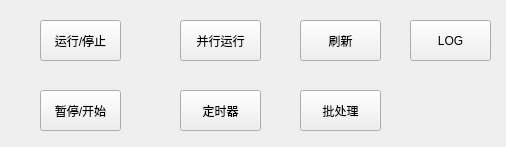
This is src/Contorl/ContorlButtonBar.ui in BeQuiet1228/FreeCAD as Qt 5 draws it before an edit. The edited form follows.
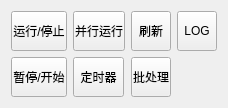
This is the edited form. Icons and pictures are not drawn.

```diff
--- a/src/Contorl/ContorlButtonBar.ui
+++ b/src/Contorl/ContorlButtonBar.ui
@@ -6,22 +6,16 @@
    <rect>
     <x>0</x>
     <y>0</y>
-    <width>506</width>
-    <height>147</height>
+    <width>228</width>
+    <height>104</height>
    </rect>
   </property>
   <property name="windowTitle">
    <string>Form</string>
   </property>
+  <layout class="QGridLayout" name="gridLayout">
+   <item row="0" column="0">
   <widget class="QToolButton" name="toolButtonRun">
-   <property name="geometry">
-    <rect>
-     <x>40</x>
-     <y>20</y>
-     <width>81</width>
-     <height>41</height>
-    </rect>
-   </property>
    <property name="minimumSize">
     <size>
      <width>40</width>
@@ -31,35 +25,14 @@
    <property name="text">
     <string>运行/停止</string>
    </property>
-  </widget>
-  <widget class="QToolButton" name="toolButtonPause">
-   <property name="geometry">
-    <rect>
-     <x>40</x>
-     <y>90</y>
-     <width>81</width>
-     <height>41</height>
-    </rect>
-   </property>
-   <property name="minimumSize">
-    <size>
-     <width>40</width>
-     <height>40</height>
-    </size>
-   </property>
-   <property name="text">
-    <string>暂停/开始</string>
-   </property>
-  </widget>
+     <property name="icon">
+      <iconset resource="Contorl.qrc">
+       <normaloff>:/icon/run.svg</normaloff>:/icon/run.svg</iconset>
+     </property>
+    </widget>
+   </item>
+   <item row="0" column="1">
   <widget class="QToolButton" name="toolButtonParalleRun">
-   <property name="geometry">
-    <rect>
-     <x>180</x>
-     <y>20</y>
-     <width>81</width>
-     <height>41</height>
-    </rect>
-   </property>
    <property name="minimumSize">
     <size>
      <width>40</width>
@@ -69,16 +42,14 @@
    <property name="text">
     <string>并行运行</string>
    </property>
-  </widget>
+     <property name="icon">
+      <iconset resource="Contorl.qrc">
+       <normaloff>:/icon/muti-run.svg</normaloff>:/icon/muti-run.svg</iconset>
+     </property>
+    </widget>
+   </item>
+   <item row="0" column="2">
   <widget class="QToolButton" name="toolButtonRefreash">
-   <property name="geometry">
-    <rect>
-     <x>300</x>
-     <y>20</y>
-     <width>81</width>
-     <height>41</height>
-    </rect>
-   </property>
    <property name="minimumSize">
     <size>
      <width>40</width>
@@ -88,35 +59,14 @@
    <property name="text">
     <string>刷新</string>
    </property>
-  </widget>
-  <widget class="QToolButton" name="toolButton">
-   <property name="geometry">
-    <rect>
-     <x>300</x>
-     <y>90</y>
-     <width>81</width>
-     <height>41</height>
-    </rect>
-   </property>
-   <property name="minimumSize">
-    <size>
-     <width>40</width>
-     <height>40</height>
-    </size>
-   </property>
-   <property name="text">
-    <string>批处理</string>
-   </property>
-  </widget>
+     <property name="icon">
+      <iconset resource="Contorl.qrc">
+       <normaloff>:/icon/refresh.svg</normaloff>:/icon/refresh.svg</iconset>
+     </property>
+    </widget>
+   </item>
+   <item row="0" column="3">
   <widget class="QToolButton" name="toolButtonLOG">
-   <property name="geometry">
-    <rect>
-     <x>410</x>
-     <y>20</y>
-     <width>81</width>
-     <height>41</height>
-    </rect>
-   </property>
    <property name="minimumSize">
     <size>
      <width>40</width>
@@ -126,16 +76,31 @@
    <property name="text">
     <string>LOG</string>
    </property>
-  </widget>
+     <property name="icon">
+      <iconset resource="Contorl.qrc">
+       <normaloff>:/icon/check.svg</normaloff>:/icon/check.svg</iconset>
+     </property>
+    </widget>
+   </item>
+   <item row="1" column="0">
+    <widget class="QToolButton" name="toolButtonPause">
+     <property name="minimumSize">
+      <size>
+       <width>40</width>
+       <height>40</height>
+      </size>
+     </property>
+     <property name="text">
+      <string>暂停/开始</string>
+     </property>
+     <property name="icon">
+      <iconset resource="Contorl.qrc">
+       <normaloff>:/icon/pause.svg</normaloff>:/icon/pause.svg</iconset>
+     </property>
+    </widget>
+   </item>
+   <item row="1" column="1">
   <widget class="QToolButton" name="toolButtonTimer">
-   <property name="geometry">
-    <rect>
-     <x>180</x>
-     <y>90</y>
-     <width>81</width>
-     <height>41</height>
-    </rect>
-   </property>
    <property name="minimumSize">
     <size>
      <width>40</width>
@@ -145,7 +110,30 @@
    <property name="text">
     <string>定时器</string>
    </property>
-  </widget>
+     <property name="icon">
+      <iconset resource="Contorl.qrc">
+       <normaloff>:/icon/off.svg</normaloff>:/icon/off.svg</iconset>
+     </property>
+    </widget>
+   </item>
+   <item row="1" column="2">
+    <widget class="QToolButton" name="toolButton">
+     <property name="minimumSize">
+      <size>
+       <width>40</width>
+       <height>40</height>
+      </size>
+     </property>
+     <property name="text">
+      <string>批处理</string>
+     </property>
+     <property name="icon">
+      <iconset resource="Contorl.qrc">
+       <normaloff>:/icon/batch.svg</normaloff>:/icon/batch.svg</iconset>
+     </property>
+    </widget>
+   </item>
+  </layout>
   <action name="actionRun">
    <property name="text">
     <string>run</string>
```
Left out of the diff: 4 changed lines with no effect on the pictures. Lines whose indentation alone changed are shown as unchanged.
